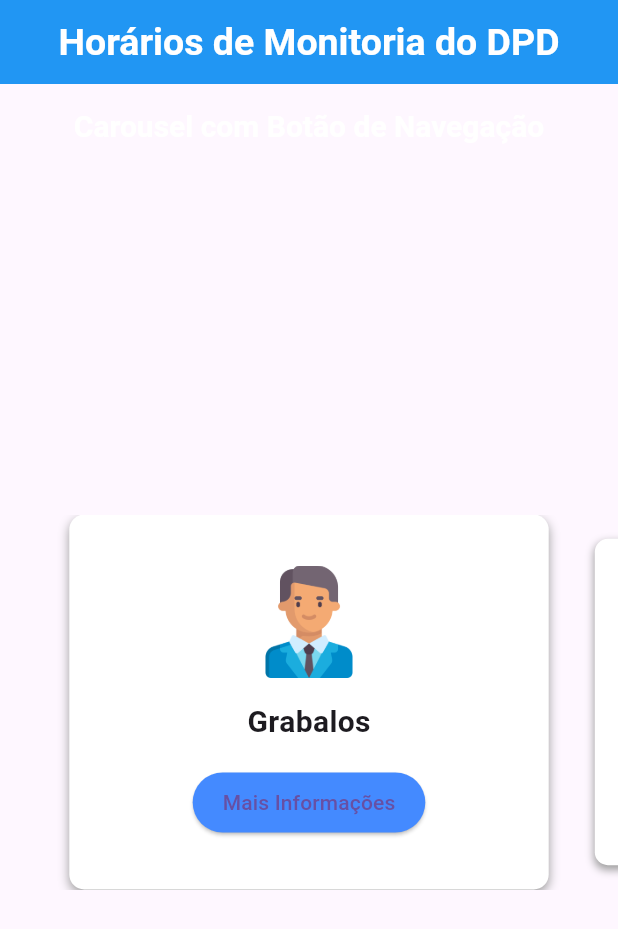
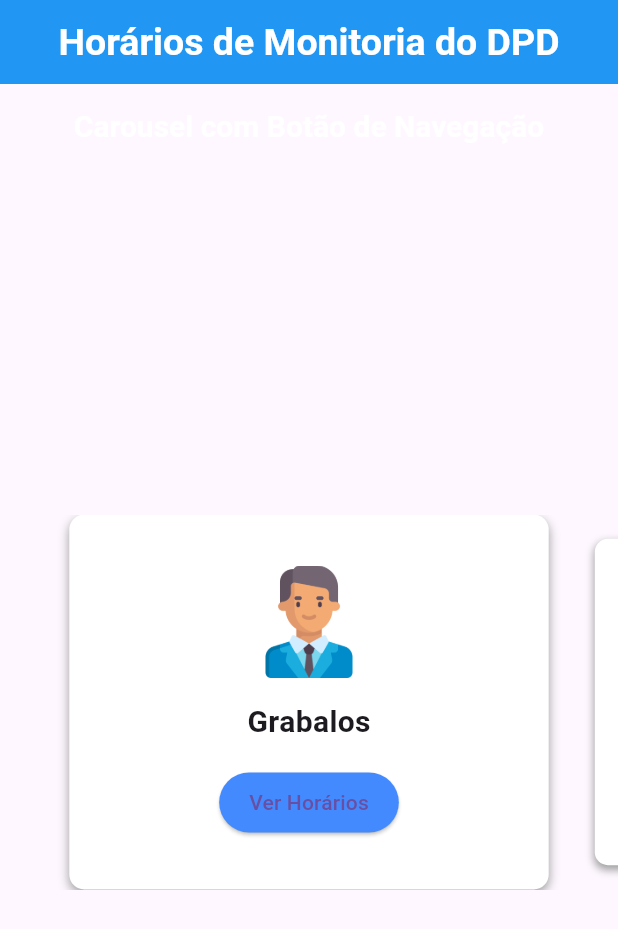
Before and after one commit to FelipeAlmeida06/Projeto-Flutter-CardView, a Flutter app: the screen it shows after launch, on a phone screen of 412 x 824 dp. Shown: the top 929 px of the screen. Run offline on Flutter 3.47's test engine with Material 3 defaults, Android fonts, the phone set to English and light mode, and no system bars; drawn by our look-alikes of carousel_slider.

Commit message:
update project

```diff
--- a/projeto_intermed_card/lib/card_carousel.dart
+++ b/projeto_intermed_card/lib/card_carousel.dart
@@ -40,11 +40,11 @@ class _CardCarouselState extends State<CardCarousel> {
       context: context,
       builder: (BuildContext context) {
         return AlertDialog(
-          title: const Text('Mais Info'),
-          content: Text('Infos sobre $nome'),
+          title: const Text('Segue informações'), // Mais Info
+          content: Text('Horários de Monitoria $nome'), // Infos sobre $nome
           actions: [
             TextButton(
-              child: const Text('Fechar'),
+              child: const Text('Fechar View'), // Fechar
               onPressed: () {
                 Navigator.of(context).pop();
               },
@@ -61,7 +61,6 @@ class _CardCarouselState extends State<CardCarousel> {
       appBar: AppBar(
         title: const Text('Carousel com Botão de Navegação'),
         centerTitle: true,
-        //backgroundColor: Colors.purple,
         titleTextStyle:
             const TextStyle(fontWeight: FontWeight.bold, fontSize: 20.0),
       ),
@@ -117,7 +116,8 @@ class _CardCarouselState extends State<CardCarousel> {
                         const SizedBox(height: 15.0),
                         ElevatedButton(
                           onPressed: () => _showDetails(card.nome),
-                          child: const Text('Mais Informações'),
+                          child: const Text(
+                              'Ver Horários'), // Mais Informações  + Info
                           style: ElevatedButton.styleFrom(
                             backgroundColor: Colors.blueAccent,
                             padding: const EdgeInsets.symmetric(
```
